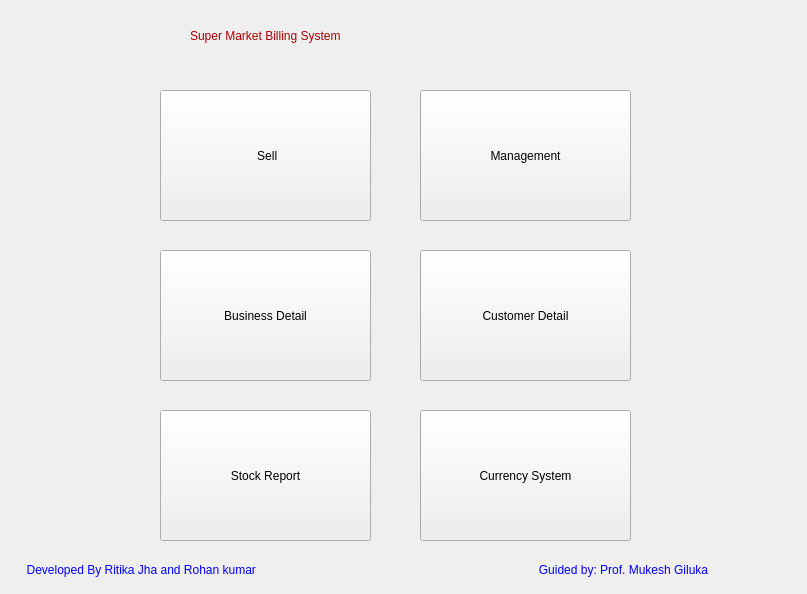
ritikajha/billing_system, file billing_system2/mainwindow.ui: the form before one commit.
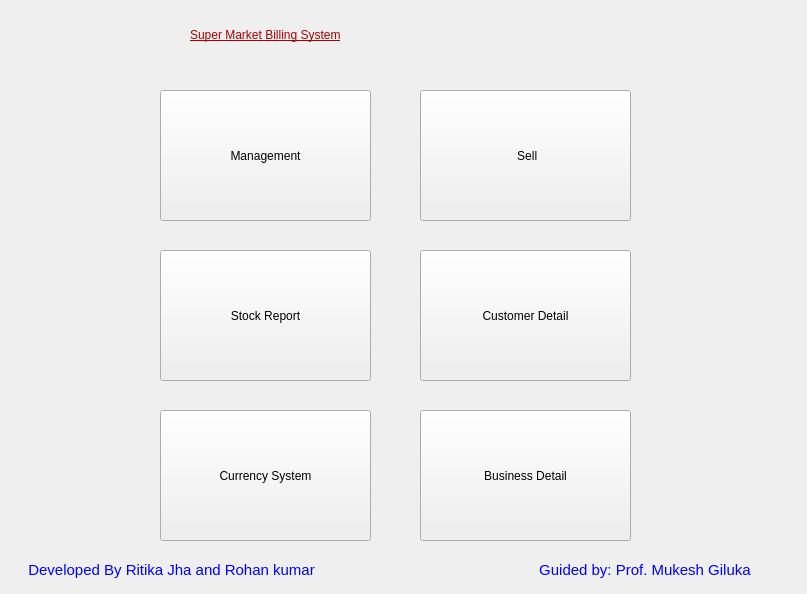
The form after the commit.

What changed in the file:
```diff
--- a/billing_system2/mainwindow.ui
+++ b/billing_system2/mainwindow.ui
@@ -33,7 +33,7 @@
    <widget class="QPushButton" name="pushButton_2">
     <property name="geometry">
      <rect>
-      <x>420</x>
+      <x>160</x>
       <y>90</y>
       <width>211</width>
       <height>131</height>
@@ -56,16 +56,17 @@
      </rect>
     </property>
     <property name="styleSheet">
-     <string notr="true">color: rgb(0, 0, 255);</string>
+     <string notr="true">color: rgb(0, 0, 255);
+font-size: 15px</string>
     </property>
     <property name="text">
-     <string>  Developed By Ritika Jha and Rohan kumar                                                                                     Guided by: Prof. Mukesh Giluka</string>
+     <string>  Developed By Ritika Jha and Rohan kumar                                                      Guided by: Prof. Mukesh Giluka</string>
     </property>
    </widget>
    <widget class="QPushButton" name="pushButton">
     <property name="geometry">
      <rect>
-      <x>160</x>
+      <x>420</x>
       <y>90</y>
       <width>211</width>
       <height>131</height>
@@ -81,8 +82,8 @@
    <widget class="QPushButton" name="pushButton_3">
     <property name="geometry">
      <rect>
-      <x>160</x>
-      <y>250</y>
+      <x>420</x>
+      <y>410</y>
       <width>211</width>
       <height>131</height>
      </rect>
@@ -108,14 +109,14 @@
 font: 22pt &quot;MS Shell Dlg 2&quot;;</string>
     </property>
     <property name="text">
-     <string>Super Market Billing System</string>
+     <string>&lt;u&gt;Super Market Billing System&lt;/u&gt;</string>
     </property>
    </widget>
    <widget class="QPushButton" name="pushButton_5">
     <property name="geometry">
      <rect>
       <x>160</x>
-      <y>410</y>
+      <y>250</y>
       <width>211</width>
       <height>131</height>
      </rect>
@@ -130,7 +131,7 @@
    <widget class="QPushButton" name="pushButton_6">
     <property name="geometry">
      <rect>
-      <x>420</x>
+      <x>160</x>
       <y>410</y>
       <width>211</width>
       <height>131</height>
```
